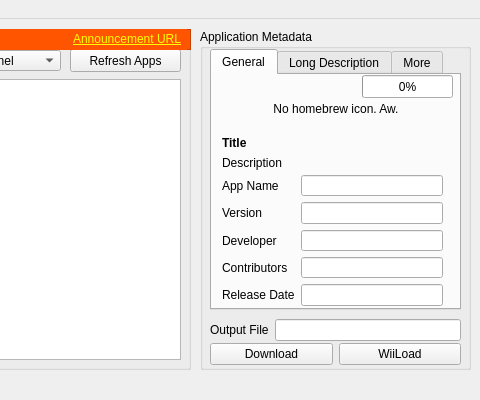
Above: gui/united.ui from dhtdht020/osc-dl before the change; both pictures show x 420 to 900 and y 0 to 400 of the 900 by 400 pixel window. Below: the same form after it.
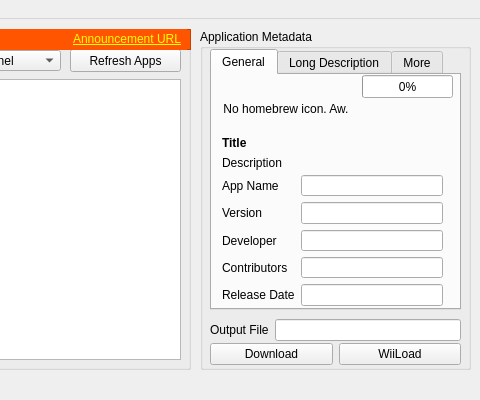
That is the form after the change.

Commit message: Changed app icon alignment

Diff of the .ui file:
```diff
--- a/gui/united.ui
+++ b/gui/united.ui
@@ -394,7 +394,7 @@
       <widget class="QLabel" name="HomebrewIconLabel">
        <property name="geometry">
         <rect>
-         <x>60</x>
+         <x>10</x>
          <y>10</y>
          <width>128</width>
          <height>48</height>
```
The commit also changes 2 other files.
